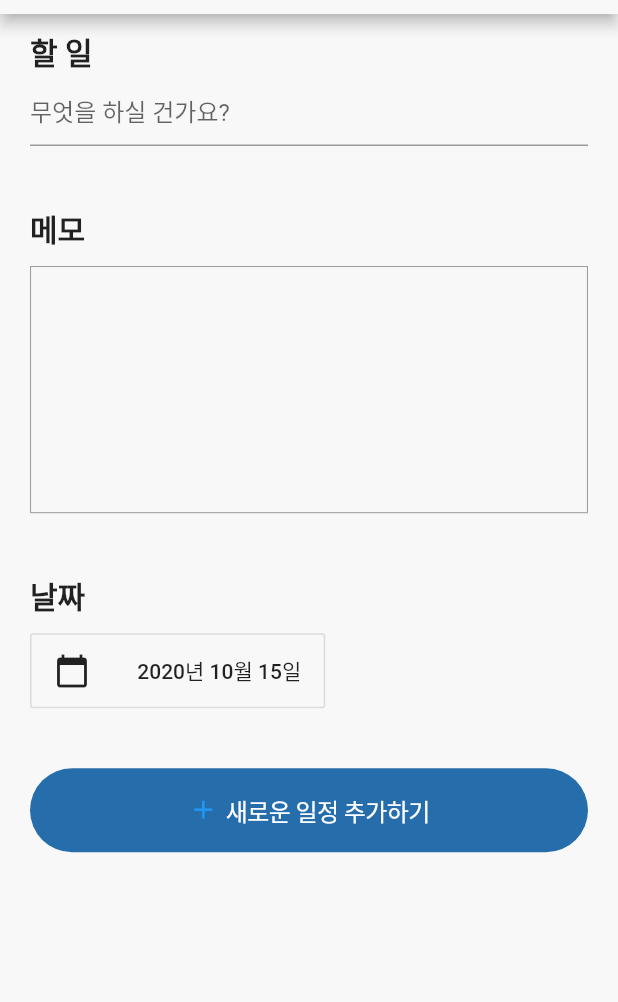
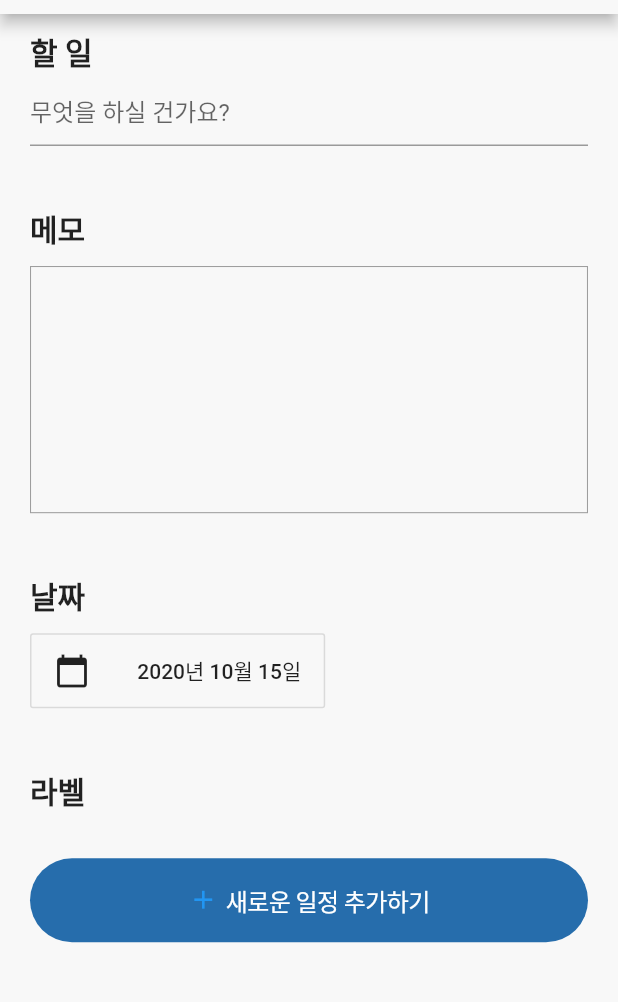
Before and after one commit to YunjiNam/flutter_todoList, a Flutter app: the TodoAdd screen opened directly, on a phone screen of 412 x 824 dp, the part 70-1072 px from its top. Run offline on Flutter 3.47's test engine with Material 2 defaults, Android fonts, the phone set to English and light mode, and no system bars; our stand-ins replace bloc, equatable, flutter_bloc, pull_to_refresh.

Commit message:
fix: todo check description 오류 수정, 달력 날짜 선택 반영

```diff
--- a/lib/blocs/todoBloc/todoList_bloc.dart
+++ b/lib/blocs/todoBloc/todoList_bloc.dart
@@ -29,6 +29,7 @@ class TodoBloc extends Bloc<TodoListEvent, TodoState> {
       id: state.todoList[index].id,
       todo: state.todoList[index].todo,
       date: state.todoList[index].date,
+      desc: state.todoList[index].desc,
       checked: state.todoList[index].checked == true ? false : true);
 
     List<Todo> cTodoList = state.todoList;
--- a/lib/todo_add.dart
+++ b/lib/todo_add.dart
@@ -16,6 +16,7 @@ class _TodoAddState extends State<TodoAdd> {
   TodoBloc _todoBloc;
 
   // todo 의 제목을 위한 컨트롤러, 설명을 위한 컨트롤러 그리고 내가 지정한 날짜를 위한 컨트롤
+
   TextEditingController todo = TextEditingController();
   TextEditingController description = TextEditingController();
   String selectDate;
@@ -70,9 +71,10 @@ class _TodoAddState extends State<TodoAdd> {
                             fontWeight: FontWeight.bold,
                           )),
                     ),
-                    //
+
                     // TextField 에 기본적으로 있는 border를 없애고 Container로 감싸주어
                     // richTextField 처럼 보이게 만들었다
+
                     Container(
                       height: MediaQuery.of(context).size.height * 0.2,
                       padding: EdgeInsets.fromLTRB(10, 5, 10, 5),
@@ -114,7 +116,9 @@ class _TodoAddState extends State<TodoAdd> {
                           mainAxisAlignment: MainAxisAlignment.spaceBetween,
                           children: [
                             Icon(Icons.calendar_today),
-                            Text(formattedDate),
+                            Text(selectDate == null || selectDate == ''
+                                ? formattedDate
+                                : '${selectDate.split('.')[0]}년 ${selectDate.split('.')[1]}월 ${selectDate.split('.')[2]}일'),
                           ],
                         ),
                       ),
@@ -129,13 +133,17 @@ class _TodoAddState extends State<TodoAdd> {
                     //   child: Container(),
                     // ),
                     Padding(
-                      padding: const EdgeInsets.only(bottom: 50),
+                      padding: EdgeInsets.only(bottom: 10),
+                      child: Text('라벨',
+                          style: TextStyle(
+                            fontSize: 20,
+                            fontWeight: FontWeight.bold,
+                          )),
+                    ),
+                    Padding(
+                      padding: const EdgeInsets.fromLTRB(0, 20, 0, 50),
                       child: Center(
                         child: CupertinoButton(
-                          // shape: RoundedRectangleBorder(
-                          //   borderRadius: new BorderRadius.circular(30.0),
-                          //   side: BorderSide(color: Color(0xFF266DAC)),
-                          // ),
                           color: Color(0xFF266DAC),
                           borderRadius: new BorderRadius.circular(30.0),
                           onPressed: () {
@@ -178,7 +186,8 @@ class _TodoAddState extends State<TodoAdd> {
                                 Text(
                                   '새로운 일정 추가하기',
                                   style: TextStyle(
-                                      color: Colors.white, fontSize: 16,
+                                    color: Colors.white,
+                                    fontSize: 16,
                                   ),
                                 )
                               ],
@@ -199,6 +208,7 @@ class _TodoAddState extends State<TodoAdd> {
 
   // 해당 메서드를 통하여 달력을 호출할 수가 있다.
   // 그리고 선택된 값으로 state 를 업데이트 해주는 작업이 필요하게 된다.
+
   Future<void> _selectDate(BuildContext context, TodoState state) async {
     DateTime d = await showDatePicker(
       context: context,
@@ -207,8 +217,7 @@ class _TodoAddState extends State<TodoAdd> {
       lastDate: DateTime(2050),
     );
 
-    selectDate = DateFormat('yyyy-MM-dd').format(d);
+    selectDate = DateFormat('yyyy.MM.dd').format(d);
     _todoBloc.add(AddDateChanged(date: selectDate));
   }
-
 }
```
Also changed, not shown: lib/todo_list.dart (+48 -2 lines). Lines whose indentation alone changed are shown as unchanged.
